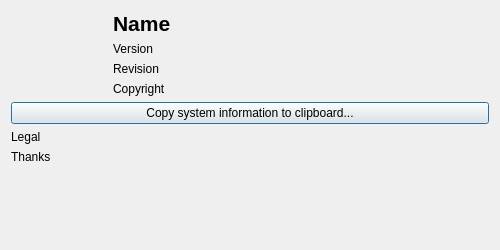
This is worldeditor/src/main/aboutdialog.ui in thunder-engine/thunder as Qt 5 draws it before an edit. The edited form follows.
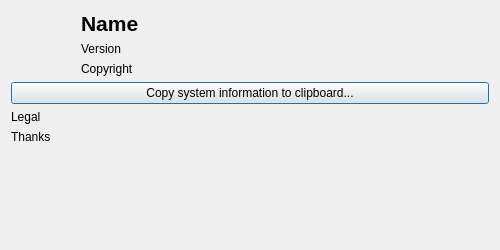
This is the edited form. Icons and pictures are not drawn.

Diff of the .ui file:
```diff
--- a/worldeditor/src/main/aboutdialog.ui
+++ b/worldeditor/src/main/aboutdialog.ui
@@ -20,8 +20,8 @@
       <widget class="QLabel" name="logo">
        <property name="maximumSize">
         <size>
-         <width>96</width>
-         <height>96</height>
+         <width>64</width>
+         <height>64</height>
         </size>
        </property>
        <property name="text">
@@ -42,7 +42,6 @@
          <property name="font">
           <font>
            <pointsize>16</pointsize>
-           <weight>75</weight>
            <bold>true</bold>
           </font>
          </property>
@@ -58,13 +57,6 @@
          </property>
         </widget>
        </item>
-       <item>
-        <widget class="QLabel" name="revision">
-         <property name="text">
-          <string notr="true">Revision</string>
-         </property>
-        </widget>
-       </item>
        <item>
         <widget class="QLabel" name="copyright">
          <property name="text">
```
